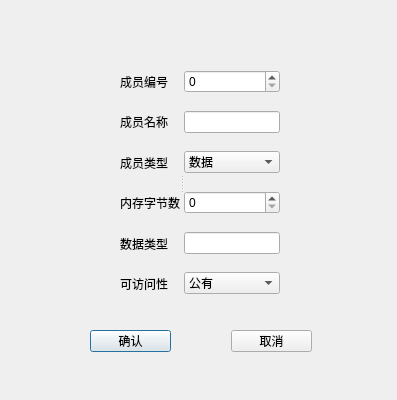
Above: newmemberdialog.ui from Serissia/Qt_OOPManager before the change. Below: the same form after it.
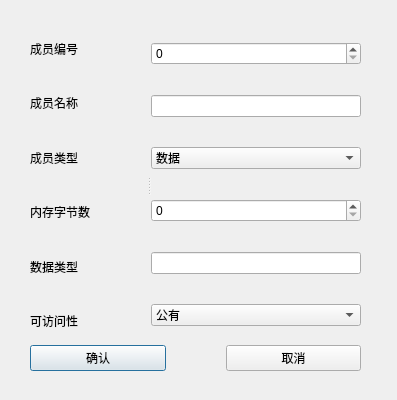
That is the form after the change.

Diff of the .ui file:
```diff
--- a/newmemberdialog.ui
+++ b/newmemberdialog.ui
@@ -13,15 +13,18 @@
   <property name="windowTitle">
    <string>Dialog</string>
   </property>
+  <widget class="QWidget" name="">
+   <property name="geometry">
+    <rect>
+     <x>30</x>
+     <y>30</y>
+     <width>331</width>
+     <height>341</height>
+    </rect>
+   </property>
+   <layout class="QGridLayout" name="gridLayout">
+    <item row="0" column="0">
   <widget class="QSplitter" name="splitter">
-   <property name="geometry">
-    <rect>
-     <x>120</x>
-     <y>70</y>
-     <width>160</width>
-     <height>225</height>
-    </rect>
-   </property>
    <property name="orientation">
     <enum>Qt::Horizontal</enum>
    </property>
@@ -150,15 +153,8 @@
     </layout>
    </widget>
   </widget>
-  <widget class="QWidget" name="layoutWidget_3">
-   <property name="geometry">
-    <rect>
-     <x>90</x>
-     <y>330</y>
-     <width>222</width>
-     <height>22</height>
-    </rect>
-   </property>
+    </item>
+    <item row="1" column="0">
    <layout class="QHBoxLayout" name="OkAndCancel">
     <property name="spacing">
      <number>60</number>
@@ -176,6 +172,8 @@
        <string>取消</string>
       </property>
      </widget>
+      </item>
+     </layout>
     </item>
    </layout>
   </widget>
```
Lines whose indentation alone changed are shown as unchanged.
